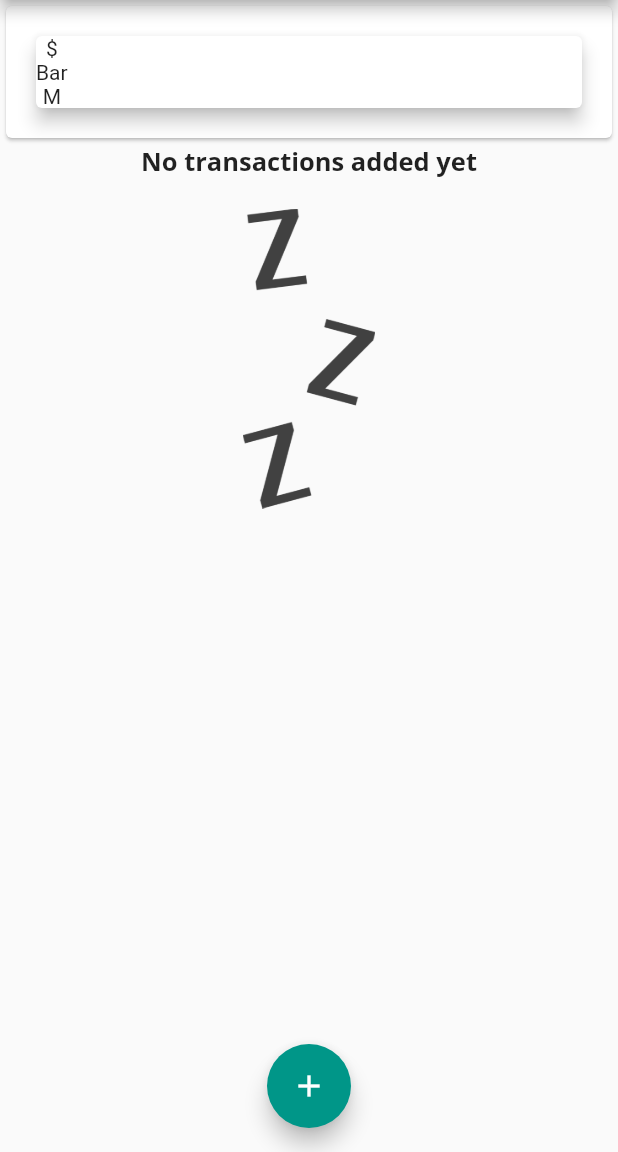
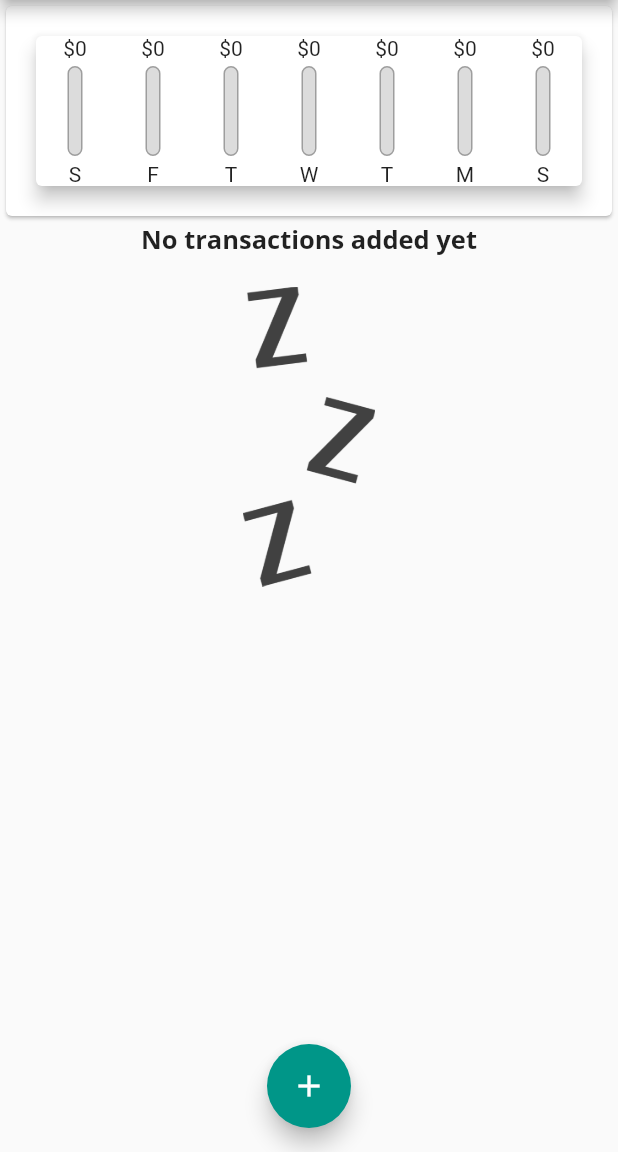
Before and after one commit to aikssen/expenses-flutter-app, a Flutter app: the screen it shows after launch, on a phone screen of 412 x 824 dp, the part 84-1236 px from its top. Run offline on Flutter 3.47's test engine with Material 2 defaults, Android fonts, the phone set to English and light mode, and no system bars.

Commit message:
add chart

```diff
--- a/lib/main.dart
+++ b/lib/main.dart
@@ -55,7 +55,7 @@ class _MyHomePageState extends State<MyHomePage> {
     // Transaction(
     //   id: 't1',
     //   title: 'Macbook M1',
-    //   amount: 1099,
+    //   amount: 1099.50,
     //   date: DateTime.now(),
     // ),
   ];
@@ -86,6 +86,12 @@ class _MyHomePageState extends State<MyHomePage> {
     );
   }
 
+  List<Transaction> get _getRecentTransactions {
+    return _userTransactions.where((tx) {
+      return tx.date.isAfter(DateTime.now().subtract(Duration(days: 7)));
+    }).toList();
+  }
+
   @override
   Widget build(BuildContext context) {
     return Scaffold(
@@ -107,7 +113,7 @@ class _MyHomePageState extends State<MyHomePage> {
             Container(
               width: double.infinity,
               child: Card(
-                child: Chart(),
+                child: Chart(_getRecentTransactions),
               ),
             ),
             TransactionList(_userTransactions),
--- a/lib/widgets/chart.dart
+++ b/lib/widgets/chart.dart
@@ -1,21 +1,58 @@
 import 'package:flutter/material.dart';
+import 'package:intl/intl.dart';
+
+import 'package:expenses/models/transaction.dart';
+import 'package:expenses/widgets/chart_bar.dart';
 
 class Chart extends StatelessWidget {
+  final List<Transaction> recentTransactions;
+
+  Chart(this.recentTransactions);
+
+  List<Map> get groupTransactionValues {
+    return List.generate(7, (index) {
+      final weekDay = DateTime.now().subtract(Duration(days: index));
+      double totalSum = 0.0;
+
+      // for (var tx in recentTransactions) {
+      for (var i = 0; i < recentTransactions.length; i++) {
+        if (recentTransactions[i].date.day == weekDay.day &&
+            recentTransactions[i].date.month == weekDay.month &&
+            recentTransactions[i].date.year == weekDay.year) {
+          totalSum += recentTransactions[i].amount;
+        }
+      }
+
+      return {
+        // select first letter
+        'day': DateFormat.E().format(weekDay).substring(0, 1),
+        'amount': totalSum,
+      };
+    });
+  }
+
+  double get _maxExpending {
+    return groupTransactionValues.fold(0.0, (sum, item) {
+      return sum + item['amount'];
+    });
+  }
+
   @override
   Widget build(BuildContext context) {
     return Card(
       elevation: 5,
       margin: EdgeInsets.all(20),
       child: Row(
-        children: <Widget>[
-          Column(
-            children: <Widget>[
-              Text('\$'),
-              Text('Bar'),
-              Text('M'),
-            ],
-          ),
-        ],
+        mainAxisAlignment: MainAxisAlignment.spaceAround,
+        children: groupTransactionValues.map((data) {
+          return ChartBar(
+            data['day'],
+            data['amount'],
+            _maxExpending == 0.0
+                ? 0.0
+                : (data['amount'] as double) / _maxExpending,
+          );
+        }).toList(),
       ),
     );
   }
--- /dev/null
+++ b/lib/widgets/chart_bar.dart
@@ -0,0 +1,46 @@
+import 'package:flutter/material.dart';
+
+class ChartBar extends StatelessWidget {
+  final String label;
+  final double spendingAmount;
+  final double spendingPcOfTotal;
+
+  ChartBar(this.label, this.spendingAmount, this.spendingPcOfTotal);
+
+  @override
+  Widget build(BuildContext context) {
+    return Column(
+      children: <Widget>[
+        Text('\$${spendingAmount.toStringAsFixed(0)}'),
+        SizedBox(height: 4),
+        Container(
+          height: 60,
+          width: 10,
+          child: Stack(
+            children: <Widget>[
+              Container(
+                decoration: BoxDecoration(
+                  border: Border.all(color: Colors.grey, width: 1),
+                  color: Color.fromRGBO(220, 220, 220, 1),
+                  borderRadius: BorderRadius.circular(20),
+                ),
+              ),
+              FractionallySizedBox(
+                heightFactor: spendingPcOfTotal,
+                child: Container(
+                  decoration: BoxDecoration(
+                    color: Theme.of(context).primaryColor,
+                    borderRadius: BorderRadius.circular(10),
+                  ),
+                  // child: ,
+                ),
+              ),
+            ],
+          ),
+        ),
+        SizedBox(height: 4),
+        Text(label),
+      ],
+    );
+  }
+}
```
